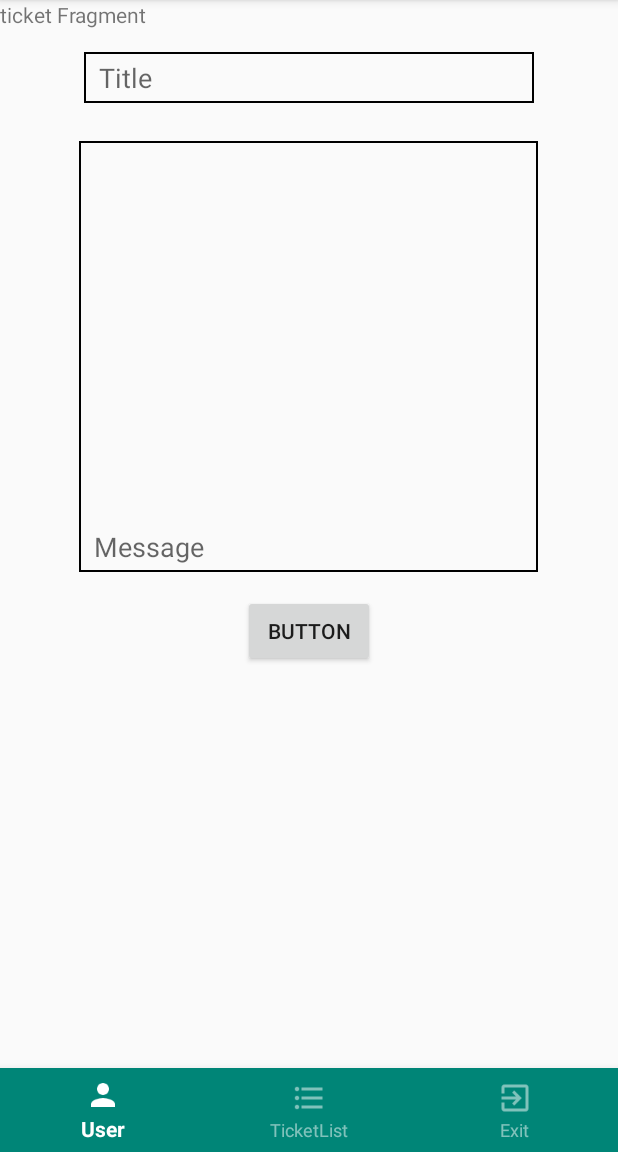
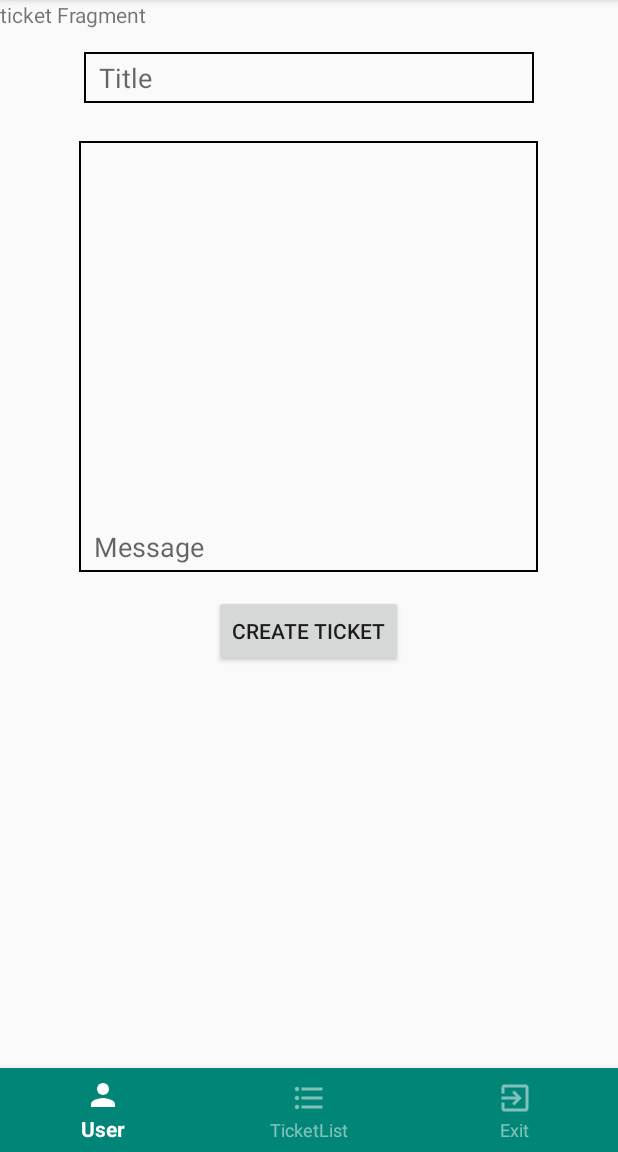
Before and after one commit to TheKeymaster/support-tool-android-app, an Android app: the fragment TicketCreateFragment placed in its activity, on a phone screen of 412 x 824 dp, the part 84-1236 px from its top. Run offline under Robolectric (Android 15) with nearby library versions, the phone set to English and light mode, and no system bars.

Commit message:
change button text

```diff
--- a/app/src/main/res/layout/fragment_ticket_create.xml
+++ b/app/src/main/res/layout/fragment_ticket_create.xml
@@ -41,6 +41,6 @@
         android:layout_height="wrap_content"
         android:layout_gravity="center_horizontal"
         android:layout_marginTop="15dp"
-        android:text="Button" />
+        android:text="Create Ticket" />
 
 </LinearLayout>
```
